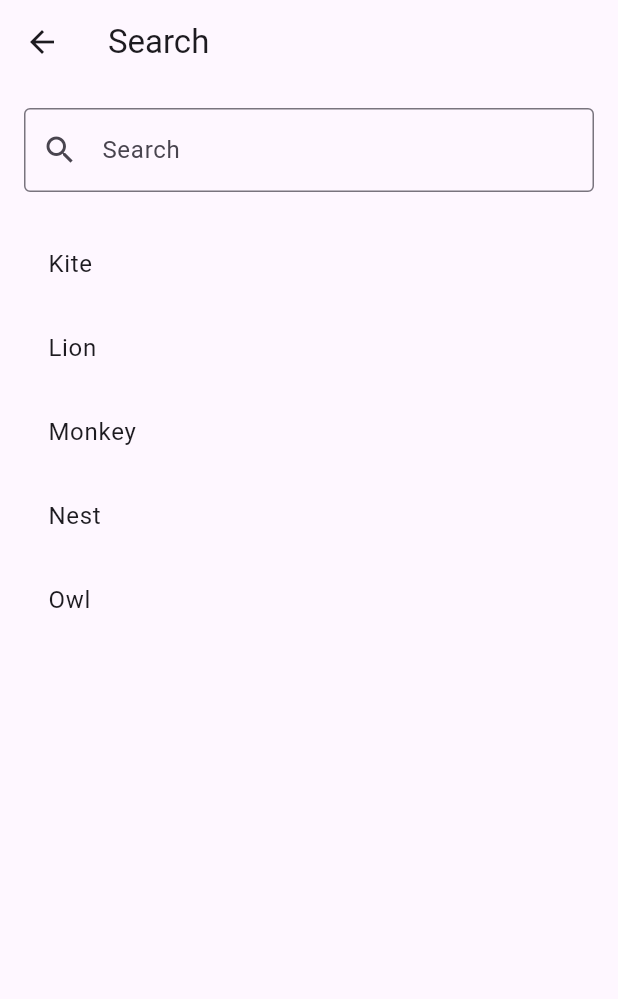
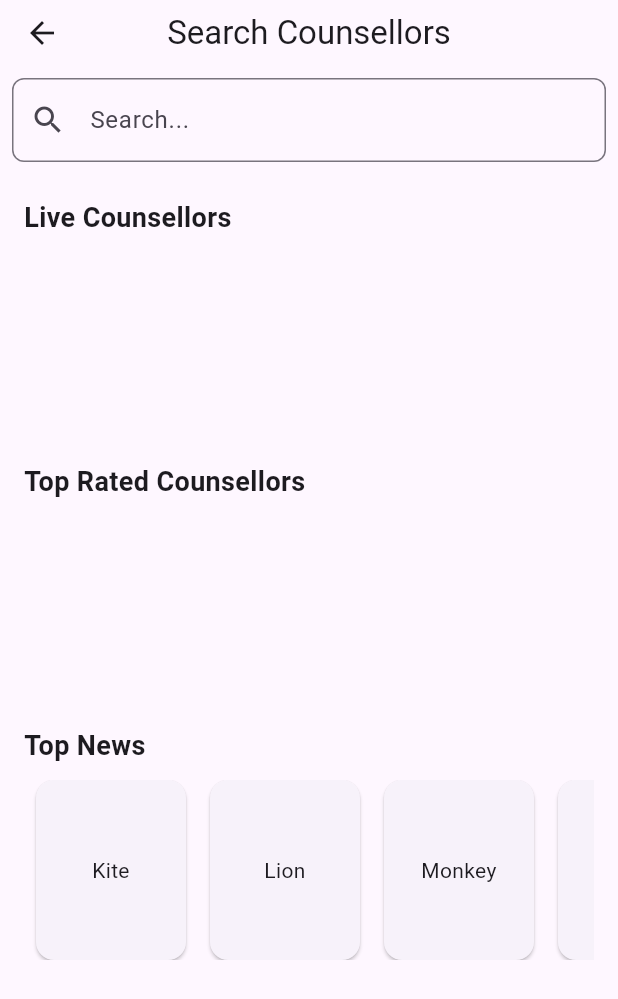
Before and after one commit to procounsellor/ProCounsellorAppFront, a Flutter app: the UserDashboard screen opened directly with empty values, after a tap on "Search", on a phone screen of 412 x 824 dp. Shown: the top 999 px of the screen. Run offline on Flutter 3.47's test engine with Material 3 defaults, Android fonts, the phone set to English and light mode, and no system bars; our stand-ins replace flutter_secure_storage; accounts and stored records are empty; network calls fail.

Commit message:
Added functionality to search page

```diff
--- a/my_app/lib/screens/dashboards/userDashboard/search_page.dart
+++ b/my_app/lib/screens/dashboards/userDashboard/search_page.dart
@@ -1,14 +1,17 @@
 import 'package:flutter/material.dart';
+import 'details_page.dart';
 
 class SearchPage extends StatefulWidget {
-  final List<String> list1;
-  final List<String> list2;
-  final List<String> list3;
+  final List<dynamic> liveCounsellors;
+  final List<dynamic> topRatedCounsellors;
+  final List<String> topNews;
+  final String userId;
 
   SearchPage({
-    required this.list1,
-    required this.list2,
-    required this.list3,
+    required this.liveCounsellors,
+    required this.topRatedCounsellors,
+    required this.topNews,
+    required this.userId,
   });
 
   @override
@@ -16,68 +19,167 @@ class SearchPage extends StatefulWidget {
 }
 
 class _SearchPageState extends State<SearchPage> {
-  final TextEditingController _searchController = TextEditingController();
-  late List<String> _combinedList;
-  late List<String> _filteredList;
+  // Controllers to manage the search text field
+  TextEditingController _searchController = TextEditingController();
+  String _searchQuery = '';
 
-  @override
-  void initState() {
-    super.initState();
-    // Combine all lists into a single list
-    _combinedList = [...widget.list1, ...widget.list2, ...widget.list3];
-    _filteredList = List.from(_combinedList); // Initialize filtered list
+  // Function to filter items based on the search query
+  List<dynamic> _filterItems(List<dynamic> items) {
+    if (_searchQuery.isEmpty) {
+      return items;
     }
-
-  void _onSearchChanged(String query) {
-    setState(() {
-      _filteredList = _combinedList
-          .where((item) => item.toLowerCase().contains(query.toLowerCase()))
-          .toList();
-    });
+    return items.where((item) {
+      if (item is String) {
+        return item.toLowerCase().contains(_searchQuery.toLowerCase());
+      } else if (item is Map) {
+        // Check the 'firstName' or 'userName' for counsellors
+        return (item['firstName'] ?? item['userName'])
+            .toLowerCase()
+            .contains(_searchQuery.toLowerCase());
+      }
+      return false;
+    }).toList();
   }
 
   @override
   Widget build(BuildContext context) {
     return Scaffold(
       appBar: AppBar(
-        title: Text("Search"),
+        title: Text("Search Counsellors"),
+        centerTitle: true,
+        bottom: PreferredSize(
+          preferredSize: Size.fromHeight(60.0), // Height of the search bar
+          child: Padding(
+            padding: const EdgeInsets.all(8.0),
+            child: TextField(
+              controller: _searchController,
+              onChanged: (query) {
+                setState(() {
+                  _searchQuery = query;
+                });
+              },
+              decoration: InputDecoration(
+                labelText: "Search...",
+                border: OutlineInputBorder(
+                  borderRadius: BorderRadius.circular(8.0),
+                ),
+                prefixIcon: Icon(Icons.search),
+              ),
+            ),
+          ),
+        ),
       ),
       body: Padding(
         padding: const EdgeInsets.all(16.0),
-        child: Column(
+        child: ListView(
           children: [
-            // Search Bar
-            TextField(
-              controller: _searchController,
-              decoration: InputDecoration(
-                labelText: "Search",
-                prefixIcon: Icon(Icons.search),
-                border: OutlineInputBorder(),
+            // Display Live Counsellors
+            _buildHorizontalList(
+                "Live Counsellors", _filterItems(widget.liveCounsellors)),
+            SizedBox(height: 20),
+            // Display Top Rated Counsellors
+            _buildHorizontalList("Top Rated Counsellors",
+                _filterItems(widget.topRatedCounsellors)),
+            SizedBox(height: 20),
+            // Display Top News
+            _buildHorizontalList("Top News", _filterItems(widget.topNews),
+                isNews: true),
+          ],
         ),
-              onChanged: _onSearchChanged,
       ),
-            SizedBox(height: 20),
-            // Results
-            Expanded(
-              child: _filteredList.isEmpty
-                  ? Center(
-                      child: Text(
-                        "No results found",
-                        style: TextStyle(fontSize: 16, color: Colors.grey),
+    );
+  }
+
+  Widget _buildHorizontalList(String title, List<dynamic> items,
+      {bool isNews = false}) {
+    return Column(
+      crossAxisAlignment: CrossAxisAlignment.start,
+      children: [
+        Text(
+          title,
+          style: TextStyle(fontSize: 18, fontWeight: FontWeight.bold),
         ),
-                    )
-                  : ListView.builder(
-                      itemCount: _filteredList.length,
+        SizedBox(height: 10),
+        SizedBox(
+          height: 120, // Fixed height for the list
+          child: ListView.builder(
+            scrollDirection: Axis.horizontal,
+            itemCount: items.length,
             itemBuilder: (context, index) {
-                        return ListTile(
-                          title: Text(_filteredList[index]),
+              if (isNews) {
+                return GestureDetector(
+                  onTap: () {
+                    // Navigate to the DetailsPage for News
+                    Navigator.push(
+                      context,
+                      MaterialPageRoute(
+                        builder: (_) => DetailsPage(
+                          itemName: items[index],
+                          userId: '', // No userId for news
+                          counsellorId: '', // No counsellorId for news
+                        ),
+                      ),
                     );
                   },
+                  child: Card(
+                    margin: EdgeInsets.symmetric(horizontal: 8),
+                    child: Container(
+                      width: 100,
+                      alignment: Alignment.center,
+                      child: Text(
+                        items[index],
+                        textAlign: TextAlign.center,
                       ),
+                    ),
+                  ),
+                );
+              } else {
+                final counsellor = items[index];
+                return GestureDetector(
+                  onTap: () {
+                    // Navigate to the DetailsPage for Counsellor
+                    Navigator.push(
+                      context,
+                      MaterialPageRoute(
+                        builder: (_) => DetailsPage(
+                          itemName:
+                              counsellor['firstName'] ?? counsellor['userName'],
+                          userId: widget.userId, // Pass the userId if necessary
+                          counsellorId:
+                              counsellor['userName'] ?? '', // Pass counsellorId
+                        ),
+                      ),
+                    );
+                  },
+                  child: Card(
+                    margin: EdgeInsets.symmetric(horizontal: 8),
+                    child: Column(
+                      mainAxisAlignment: MainAxisAlignment.center,
+                      children: [
+                        CircleAvatar(
+                          backgroundImage: NetworkImage(
+                            counsellor['photoUrl'] ??
+                                'https://via.placeholder.com/100',
+                          ),
+                          radius: 40,
+                        ),
+                        SizedBox(height: 8),
+                        Text(
+                          counsellor['firstName'] ??
+                              counsellor['userName'] ??
+                              'Unknown',
+                          textAlign: TextAlign.center,
+                          style: TextStyle(fontSize: 14),
                         ),
                       ],
                     ),
                   ),
                 );
               }
+            },
+          ),
+        ),
+      ],
+    );
   }
+}
--- a/my_app/lib/screens/dashboards/userDashboard/user_dashboard.dart
+++ b/my_app/lib/screens/dashboards/userDashboard/user_dashboard.dart
@@ -71,15 +71,19 @@ class _UserDashboardState extends State<UserDashboard> {
                   context,
                   MaterialPageRoute(
                     builder: (_) => SearchPage(
-                      list1: _extractNames(_liveCounsellors),
-                      list2: _extractNames(_topRatedCounsellors),
-                      list3: _topNews,
+                      liveCounsellors:
+                          _liveCounsellors, // Pass the entire live counsellors list
+                      topRatedCounsellors:
+                          _topRatedCounsellors, // Pass the entire top rated counsellors list
+                      topNews: _topNews, // Pass the news list
+                      userId: widget.username,
                     ),
                   ),
                 );
               },
               child: Text("Search"),
             ),
+
             SizedBox(height: 20),
             // Horizontal Lists
             Expanded(
```
Also changed, not shown: my_app/lib/screens/dashboards/userDashboard/chatting_page.dart (+22 -1 lines), my_app/lib/screens/dashboards/userDashboard/details_page.dart (+29 -6 lines). Lines whose indentation alone changed are shown as unchanged.
